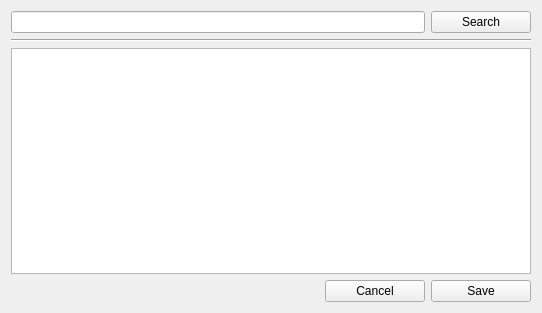
This is trunk/GUI/alternate_covers/GUI_Alternate_Covers.ui in shahid334/sayonara-player as Qt 5 draws it before an edit. The edited form follows.
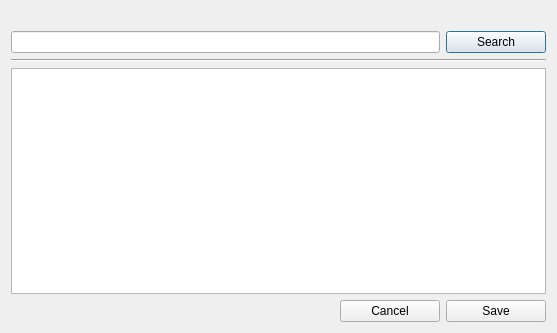
This is the edited form.

Commit message: update alternative covers

```diff
--- a/trunk/GUI/alternate_covers/GUI_Alternate_Covers.ui
+++ b/trunk/GUI/alternate_covers/GUI_Alternate_Covers.ui
@@ -1,20 +1,68 @@
 <?xml version="1.0" encoding="UTF-8"?>
 <ui version="4.0">
- <class>GUI_Alternate_Covers</class>
- <widget class="QWidget" name="GUI_Alternate_Covers">
+ <class>AlternateCovers</class>
+ <widget class="QDialog" name="AlternateCovers">
   <property name="geometry">
    <rect>
     <x>0</x>
     <y>0</y>
-    <width>538</width>
-    <height>313</height>
+    <width>557</width>
+    <height>333</height>
    </rect>
   </property>
   <property name="windowTitle">
    <string>Search different cover</string>
   </property>
   <layout class="QGridLayout" name="gridLayout">
-   <item row="2" column="0" colspan="5">
+   <item row="0" column="0" colspan="3">
+    <widget class="QLabel" name="lab_title">
+     <property name="font">
+      <font>
+       <weight>75</weight>
+       <bold>true</bold>
+      </font>
+     </property>
+     <property name="text">
+      <string/>
+     </property>
+    </widget>
+   </item>
+   <item row="1" column="0" colspan="2">
+    <widget class="QLineEdit" name="le_search"/>
+   </item>
+   <item row="1" column="2">
+    <widget class="QPushButton" name="btn_search">
+     <property name="sizePolicy">
+      <sizepolicy hsizetype="Fixed" vsizetype="Fixed">
+       <horstretch>0</horstretch>
+       <verstretch>0</verstretch>
+      </sizepolicy>
+     </property>
+     <property name="minimumSize">
+      <size>
+       <width>50</width>
+       <height>0</height>
+      </size>
+     </property>
+     <property name="maximumSize">
+      <size>
+       <width>156113</width>
+       <height>16777215</height>
+      </size>
+     </property>
+     <property name="text">
+      <string>Search</string>
+     </property>
+    </widget>
+   </item>
+   <item row="2" column="0" colspan="3">
+    <widget class="Line" name="line">
+     <property name="orientation">
+      <enum>Qt::Horizontal</enum>
+     </property>
+    </widget>
+   </item>
+   <item row="3" column="0" colspan="3">
     <widget class="QTableView" name="tv_images">
      <property name="minimumSize">
       <size>
@@ -66,61 +114,7 @@
      </attribute>
     </widget>
    </item>
-   <item row="0" column="4">
-    <widget class="QPushButton" name="btn_search_album">
-     <property name="sizePolicy">
-      <sizepolicy hsizetype="Fixed" vsizetype="Fixed">
-       <horstretch>0</horstretch>
-       <verstretch>0</verstretch>
-      </sizepolicy>
-     </property>
-     <property name="minimumSize">
-      <size>
-       <width>50</width>
-       <height>0</height>
-      </size>
-     </property>
-     <property name="maximumSize">
-      <size>
-       <width>156113</width>
-       <height>16777215</height>
-      </size>
-     </property>
-     <property name="text">
-      <string>Search</string>
-     </property>
-    </widget>
-   </item>
-   <item row="0" column="0" colspan="4">
-    <widget class="QLineEdit" name="le_search"/>
-   </item>
-   <item row="1" column="0" colspan="5">
-    <widget class="Line" name="line">
-     <property name="orientation">
-      <enum>Qt::Horizontal</enum>
-     </property>
-    </widget>
-   </item>
-   <item row="3" column="4">
-    <widget class="QPushButton" name="btn_save">
-     <property name="minimumSize">
-      <size>
-       <width>100</width>
-       <height>0</height>
-      </size>
-     </property>
-     <property name="maximumSize">
-      <size>
-       <width>100</width>
-       <height>16777215</height>
-      </size>
-     </property>
-     <property name="text">
-      <string>Save</string>
-     </property>
-    </widget>
-   </item>
-   <item row="3" column="3">
+   <item row="4" column="1">
     <widget class="QPushButton" name="btn_cancel">
      <property name="minimumSize">
       <size>
@@ -139,6 +133,25 @@
      </property>
     </widget>
    </item>
+   <item row="4" column="2">
+    <widget class="QPushButton" name="btn_save">
+     <property name="minimumSize">
+      <size>
+       <width>100</width>
+       <height>0</height>
+      </size>
+     </property>
+     <property name="maximumSize">
+      <size>
+       <width>100</width>
+       <height>16777215</height>
+      </size>
+     </property>
+     <property name="text">
+      <string>Save</string>
+     </property>
+    </widget>
+   </item>
   </layout>
  </widget>
  <resources/>
```
Left out of the diff: 2 changed lines with no effect on the pictures. The commit also changes 17 other files.
